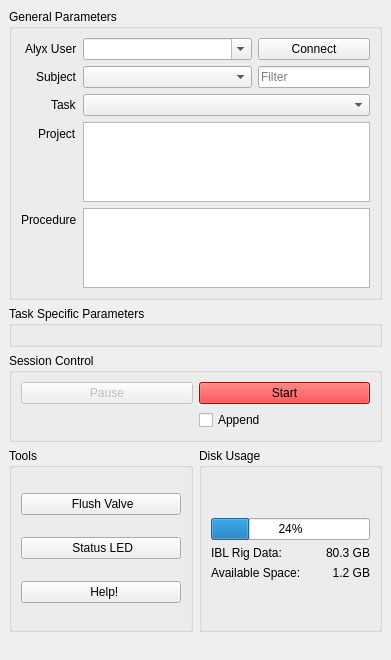
Before: the Qt Designer form iblrig/gui/ui_wizard.ui in int-brain-lab/iblrig, drawn with Qt 5.
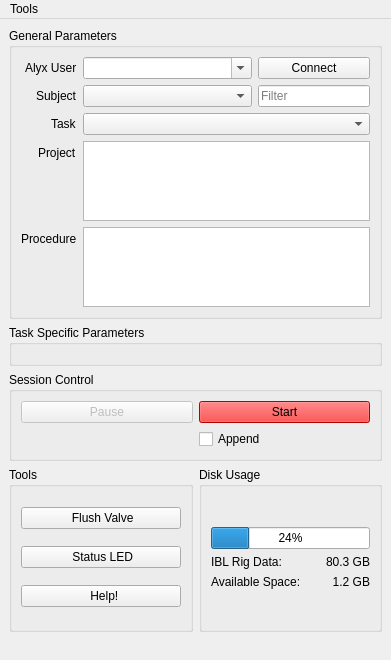
After: the same form once the commit is applied. Icons and pictures are not drawn.

Commit message: 8.12.5 add menu to get v7 training level

Patch:
```diff
--- a/iblrig/gui/ui_wizard.ui
+++ b/iblrig/gui/ui_wizard.ui
@@ -728,6 +728,23 @@
     <bool>false</bool>
    </property>
   </widget>
+  <widget class="QMenuBar" name="uiMenuBar">
+   <property name="geometry">
+    <rect>
+     <x>0</x>
+     <y>0</y>
+     <width>391</width>
+     <height>22</height>
+    </rect>
+   </property>
+   <widget class="QMenu" name="uiMenuTools">
+    <property name="title">
+     <string>Tools</string>
+    </property>
+    <addaction name="uiActionTrainingLevelV7"/>
+   </widget>
+   <addaction name="uiMenuTools"/>
+  </widget>
   <action name="uiActionLoadSession">
    <property name="text">
     <string>load session</string>
```
Left out of the diff: 5 changed lines with no effect on the pictures. The commit also changes 4 other files.
